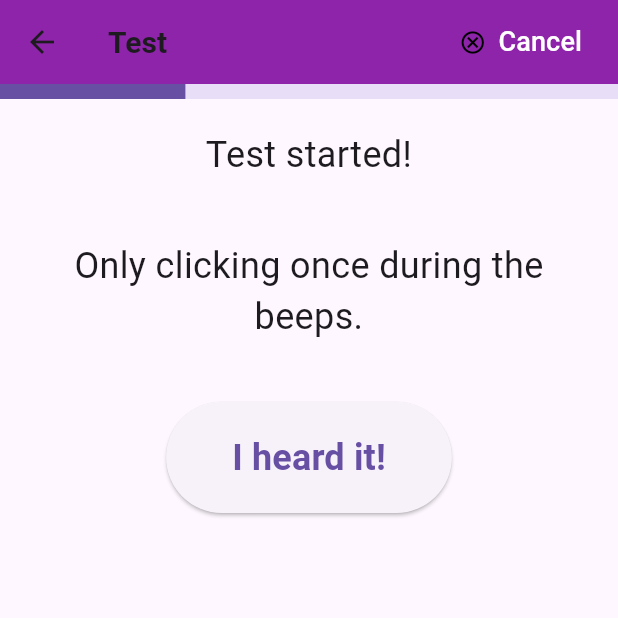
After one commit to AllenAnZifeng/audioapp, a Flutter app: the Test1 screen opened directly, after a tap on "Start Practice", on a phone screen of 412 x 824 dp, the top half of it. The commit adds this screen. Run offline on Flutter 3.47's test engine with Material 2 defaults, Android fonts, the phone set to English and light mode, and no system bars; our stand-ins replace audioplayers, cloud_firestore, firebase_auth, firebase_core, flutter_spinkit, go_router and 1 more; missing offline and left inert: perfect_volume_control; accounts and stored records are empty; network calls fail.

Commit message:
prefill sign in for demo, fix bugs when cancelling the test, complete cancel

```diff
--- a/lib/main.dart
+++ b/lib/main.dart
@@ -33,10 +33,6 @@ class MyApp extends StatelessWidget {
         path: "/home",
         builder: (context, state) => Home(),
       ),
-      GoRoute(
-        path: "/authenticate",
-        builder: (context, state) => const Authenticate(),
-      ),
 
     ],
   );
--- a/lib/screens/authenticate/signIn.dart
+++ b/lib/screens/authenticate/signIn.dart
@@ -21,8 +21,8 @@ class _SignInState extends State<SignIn> {
   final _formkey = GlobalKey<FormState>();
   bool loading = false;
 
-  String email ="";
-  String password ="";
+  String email ="a@a.com";
+  String password ="123456";
   String error ="";
 
 
@@ -73,6 +73,7 @@ class _SignInState extends State<SignIn> {
                   children: [
                     const SizedBox(height: 20.0),
                     TextFormField(
+                      initialValue: 'a@a.com',
                       onChanged: (val) {
                         setState(() => email = val);
                       },
@@ -81,6 +82,7 @@ class _SignInState extends State<SignIn> {
                     ),
                     const SizedBox(height: 20.0),
                     TextFormField(
+                      initialValue: '123456',
                       onChanged: (val) {
                         setState(() => password = val);
                       },
--- /dev/null
+++ b/lib/screens/test1/test1.dart
@@ -0,0 +1,285 @@
+import 'package:flutter/material.dart';
+import 'package:audioplayers/audioplayers.dart';
+import 'package:go_router/go_router.dart';
+import 'package:perfect_volume_control/perfect_volume_control.dart';
+
+class Test1 extends StatefulWidget {
+  const Test1({Key? key}) : super(key: key);
+
+  @override
+  State<Test1> createState() => _Test1State();
+}
+
+class _Test1State extends State<Test1> {
+  String buttonState = 'Start';
+  Map<String, String> textDict = {
+    'Start': 'Start Practice',
+    'InTest': 'I heard it!',
+    'End': 'Start Test',
+  };
+  bool playing = false;
+  bool heard = false;
+  double vol = 0;
+  int frequency = 0;
+  double progress = 0.3;
+  final player = AudioPlayer();
+
+  @override
+  void setState(fn) {
+    if (mounted) {
+      super.setState(fn);
+    }
+  }
+
+  @override
+  initState() {
+    super.initState();
+    PerfectVolumeControl.hideUI = false;
+    // WidgetsBinding.instance
+    //     .addPostFrameCallback((_) => yourFunction(context));
+  }
+
+  @override
+  dispose() {
+    super.dispose();
+    print('stop');
+    player.dispose();
+
+  }
+
+  beep(int f, double v) async {
+    setState(() {
+      playing = true;
+      frequency = f;
+      vol = v;
+    });
+    PerfectVolumeControl.setVolume(v);
+    for (int i = 0; i < 3; i++) {
+      print('mounted $mounted');
+      if (mounted) {
+
+        await player.play(AssetSource("audio/$f.wav"));
+        await player.seek(const Duration(milliseconds: 500));
+        await Future.delayed(const Duration(milliseconds: 200));
+        await player.stop();
+        await Future.delayed(const Duration(milliseconds: 500));
+      } else {
+        player.dispose();
+      }
+    }
+
+    setState(() {
+      playing = false;
+    });
+  }
+
+  startPractice() async {
+    List<int> frequencies = [500, 1000, 2000, 3000, 4000, 6000, 8000];
+    List<double> vols = [0.02, 0.03, 0.04];
+    for (int i = 0; i < frequencies.length; i++) {
+      print('frequency ${frequencies[i]}');
+      for (int j = 0; j < vols.length; j++) {
+        if ( !mounted) {
+          return;
+        }
+        if (heard) {
+          print('breaking');
+          break;
+        } else {
+          print('beep -> frequency: ${frequencies[i]}, vol: ${vols[j]}');
+          await beep(frequencies[i], vols[j]);
+          await Future.delayed(const Duration(milliseconds: 3000));
+        }
+      }
+      setState(() {
+        heard = false;
+      });
+    }
+
+    setState(() {
+      buttonState = 'End';
+    });
+  }
+
+  bool clickHandler() {
+    if (playing) {
+      setState(() {
+        heard = true;
+      });
+      print('heard-> vol: $vol, frequency: $frequency');
+      return true;
+    } else {
+      setState(() {
+        playing = false;
+      });
+      print("not playing");
+      return false;
+    }
+  }
+
+  Future<void> _dialogBuilder(BuildContext context) {
+    return showDialog<void>(
+      context: context,
+      builder: (BuildContext context) {
+        return AlertDialog(
+          title: const Text('Cancel Test?'),
+          content: const Text('You can resume the test or return Home.'),
+          actions: <Widget>[
+            TextButton(
+              style: TextButton.styleFrom(
+                textStyle: Theme.of(context).textTheme.labelLarge,
+              ),
+              child: const Text('Resume'),
+              onPressed: () {
+                Navigator.of(context).pop();
+              },
+            ),
+            TextButton(
+              style: TextButton.styleFrom(
+                textStyle: Theme.of(context).textTheme.labelLarge,
+              ),
+              child: const Text('Stop'),
+              onPressed: () {
+                Navigator.of(context).pop();
+                Navigator.of(context).pop();
+                Navigator.of(context).pop();
+                Navigator.of(context).pop();
+                Navigator.of(context).pop();
+                Navigator.of(context).pop();
+              },
+            ),
+          ],
+        );
+      },
+    );
+  }
+
+  @override
+  Widget build(BuildContext context) {
+    return Scaffold(
+      appBar: AppBar(
+        backgroundColor: Colors.purple[600],
+        scrolledUnderElevation: 4.0,
+        elevation: 0,
+        title: const Text(
+          'Test',
+          style: TextStyle(fontSize: 20.0, fontWeight: FontWeight.bold),
+        ),
+        actions: <Widget>[
+          TextButton.icon(
+            onPressed: () async {
+              await _dialogBuilder(context);
+            },
+            icon: const Icon(
+              Icons.cancel_outlined,
+              color: Colors.black,
+            ),
+            label: const Padding(
+              padding: EdgeInsets.only(right: 8.0),
+              child: Text('Cancel',
+                  style: TextStyle(
+                    fontSize: 18.0,
+                  )),
+            ),
+            style: TextButton.styleFrom(
+              foregroundColor: Colors.white,
+            ),
+          ),
+        ],
+      ),
+      body: LayoutBuilder(
+        builder: (BuildContext context, BoxConstraints viewportConstraints) {
+          return SingleChildScrollView(
+            child: ConstrainedBox(
+              constraints: BoxConstraints(
+                minHeight: viewportConstraints.maxHeight,
+              ),
+              child: Column(
+                mainAxisAlignment: MainAxisAlignment.start,
+                crossAxisAlignment: CrossAxisAlignment.center,
+                children: [
+                      LinearProgressIndicator(
+                      value: progress,
+                      minHeight: 10.0,
+                      semanticsLabel: 'Linear progress indicator',
+                    ),
+
+                  const Padding(
+                    padding: EdgeInsets.all(20.0),
+                    child: Text(
+                      'Test started!',
+                      textAlign: TextAlign.center,
+                      style: TextStyle(fontSize: 24.0),
+                    ),
+                  ),
+
+                  const Padding(
+                    padding: EdgeInsets.all(20.0),
+                    child: Text(
+                      'Only clicking once during the beeps.',
+                      textAlign: TextAlign.center,
+                      style: TextStyle(fontSize: 24.0),
+                    ),
+                  ),
+
+                  const SizedBox(height: 20.0, width: double.infinity),
+                  ElevatedButton(
+                    child: Padding(
+                      padding: EdgeInsets.all(20.0),
+                      child: Text(
+                        textDict[buttonState]!,
+                        style: TextStyle(fontSize: 24.0, fontWeight: FontWeight.bold),
+                      ),
+                    ),
+                    onPressed: () {
+                      if (buttonState == 'Start') {
+                        setState(() {
+                          buttonState = 'InTest';
+                        });
+                        startPractice();
+                      } else if (buttonState == 'InTest') {
+                        String msg = '';
+                        if(clickHandler()){
+                          msg = 'Nice Catch!';
+                        }else{
+                          msg = 'You missed it!';
+                        }
+                        ScaffoldMessenger.of(context).showSnackBar(
+                          SnackBar(
+                            action: SnackBarAction(
+                              label: 'Close',
+                              onPressed: () {
+                                // Code to execute.
+                              },
+                            ),
+                            content: Text(msg),
+                            duration: const Duration(milliseconds: 200),
+                            width: 280.0, // Width of the SnackBar.
+                            padding: const EdgeInsets.symmetric(
+                              horizontal: 8.0, // Inner padding for SnackBar content.
+                            ),
+                            behavior: SnackBarBehavior.floating,
+                            shape: RoundedRectangleBorder(
+                              borderRadius: BorderRadius.circular(10.0),
+                            ),
+                          ),
+                        );
+
+
+                      }
+                      else if (buttonState=='End'){
+                        print('end');
+                      }
+                    },
+                  ),
+                  const SizedBox(height: 20.0, width: double.infinity),
+                ],
+              ),
+            ),
+          );
+        },
+
+      ),
+    );
+  }
+}
--- a/lib/screens/wrapper.dart
+++ b/lib/screens/wrapper.dart
@@ -5,6 +5,7 @@ import 'package:flutter/material.dart';
 import 'package:provider/provider.dart';
 import 'package:audioapp/models/appUser.dart';
 
+import '../services/auth.dart';
 import '../services/database.dart';
 import '../shared/loading.dart';
 import 'authenticate/authHome.dart';
@@ -33,6 +34,7 @@ class Wrapper extends StatelessWidget {
              return ProfileInit();
            }
           }  else {
+
             return Loading();
           }
 
```
Also changed, not shown: lib/screens/home/home.dart (+7 -4 lines), lib/screens/preTest/sound.dart (+8 -0 lines), lib/screens/test1/practice1.dart (+18 -22 lines).
